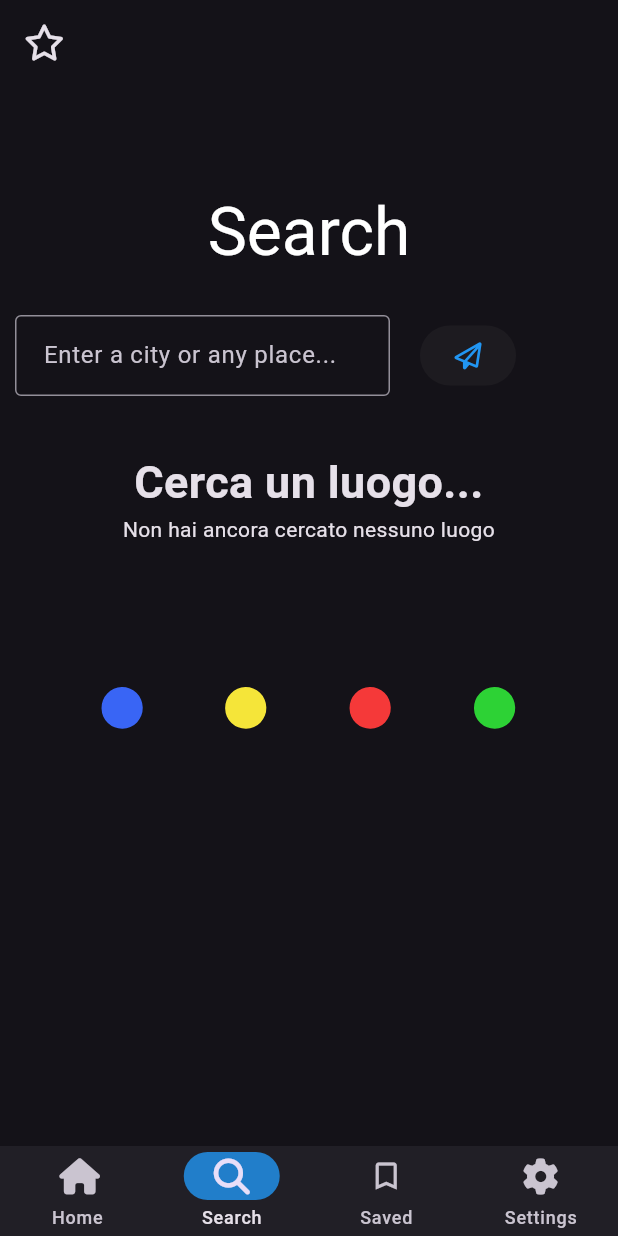
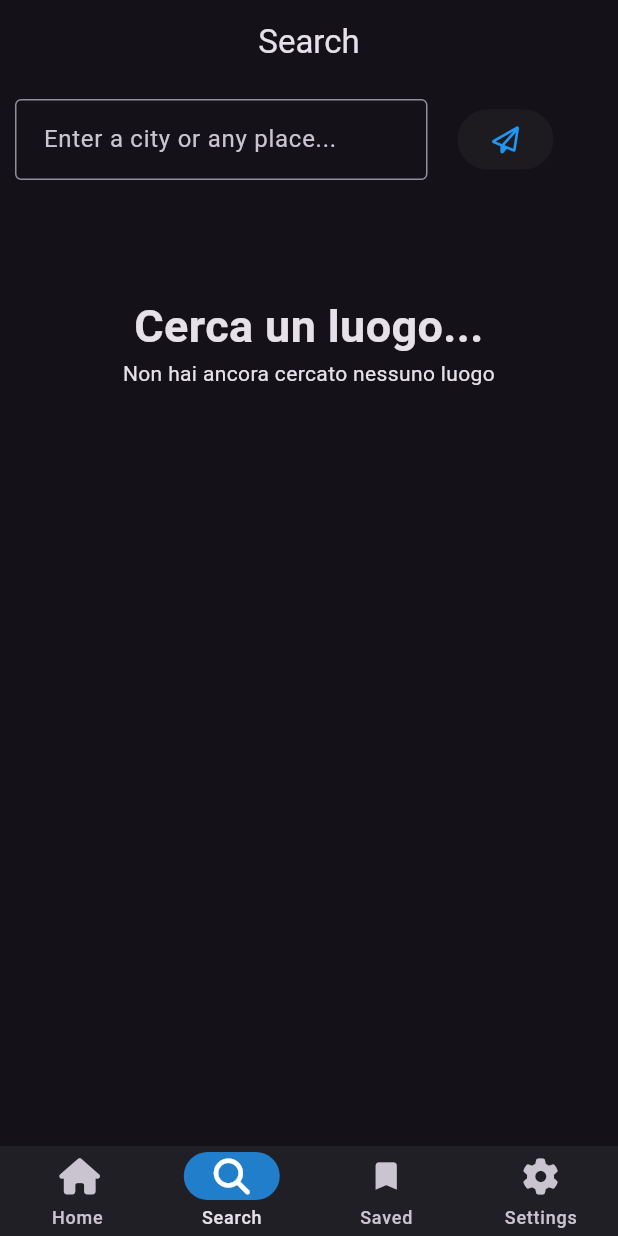
Before and after one commit to marco0019/weather, a Flutter app: the screen it shows after launch, on a phone screen of 412 x 824 dp. Run offline on Flutter 3.47's test engine with Material 2 defaults, Android fonts, the phone set to English and light mode, and no system bars; our stand-ins replace fl_chart, flutter_dotenv, font_awesome_flutter, lottie, percent_indicator, sqflite; missing offline and left inert: country_icons; accounts and stored records are empty.

Commit message:
Posti si possono salvare

```diff
--- a/lib/components/bottom_navigation_bar.dart
+++ b/lib/components/bottom_navigation_bar.dart
@@ -9,6 +9,28 @@ class BottomCustomBar extends StatelessWidget {
   Widget build(BuildContext context) {
     final menu = context.watch<MenuProvider>();
     final weather = context.watch<WeatherProvider>();
+    var tabs = [
+      {
+        'title': 'Home',
+        'icon': FontAwesomeIcons.house,
+        'selectedIcon': FontAwesomeIcons.house,
+      },
+      {
+        'title': 'Search',
+        'icon': FontAwesomeIcons.magnifyingGlass,
+        'selectedIcon': FontAwesomeIcons.magnifyingGlass,
+      },
+      {
+        'title': 'Saved',
+        'icon': Icons.bookmark,
+        'selectedIcon': Icons.bookmark_border,
+      },
+      {
+        'title': 'Settings',
+        'icon': FontAwesomeIcons.gear,
+        'selectedIcon': FontAwesomeIcons.gear
+      },
+    ];
     return NavigationBar(
       animationDuration: const Duration(milliseconds: 400),
       height: 60,
@@ -23,25 +45,14 @@ class BottomCustomBar extends StatelessWidget {
         }
       },
       selectedIndex: menu.currentIndex,
-      destinations: const [
-        NavigationDestination(
-          icon: Icon(FontAwesomeIcons.house),
-          label: 'Home',
-        ),
-        NavigationDestination(
-          icon: Icon(FontAwesomeIcons.magnifyingGlass),
-          label: 'Search',
-        ),
-        NavigationDestination(
-          selectedIcon: Icon(Icons.bookmark),
-          icon: Icon(Icons.bookmark_border),
-          label: 'Saved',
-        ),
-        NavigationDestination(
-          selectedIcon: Icon(FontAwesomeIcons.gear),
-          icon: Icon(FontAwesomeIcons.gear),
-          label: 'Settings',
-        ),
+      destinations: [
+        for (int i = 0; i < tabs.length; i++)
+          NavigationDestination(
+            icon: Icon(tabs[i]['icon'] as IconData),
+            selectedIcon:
+                Icon(tabs[i]['icon'] as IconData, color: Colors.white),
+            label: tabs[i]['title'] as String,
+          ),
       ],
     );
   }
--- a/lib/components/city_card.dart
+++ b/lib/components/city_card.dart
@@ -29,10 +29,10 @@ class CityCard extends StatelessWidget {
         onTap: () {
           LocalStorage.insertData('Recently',
               place: place,
-              country: country,
+              country: countryCode,
               longitude: lon,
               latitude: lat,
-              once: true);
+              once: false);
           weather.setData(ti: place, cCode: countryCode, lat: lat, lon: lon);
           menu.setIndex(0);
         },
--- a/lib/components/init.dart
+++ b/lib/components/init.dart
@@ -8,6 +8,5 @@ export 'daily/current_day.dart';
 export 'daily/daily_list_horizontal.dart';
 export 'hourly/hourly_list.dart';
 export 'change_theme.dart';
-export 'save_weather.dart';
 export 'random_loading.dart';
 export 'bottom_navigation_bar.dart';
--- a/lib/components/random_loading.dart
+++ b/lib/components/random_loading.dart
@@ -16,7 +16,7 @@ class RandomLoading extends StatelessWidget {
             style: const TextStyle(fontSize: 30, fontWeight: FontWeight.bold),
             textAlign: TextAlign.center),
         Text(description, textAlign: TextAlign.center),
-        Lottie.asset(GLOBAL.GET_RANDOM_LOADING_ANIMATION()),
+        //Lottie.asset(GLOBAL.GET_RANDOM_LOADING_ANIMATION()),
       ]));
 }
 /*
--- a/lib/pages/frame.dart
+++ b/lib/pages/frame.dart
@@ -19,7 +19,7 @@ class _FrameState extends State<Frame> {
     final List<Widget> pages = [
       const Home(),
       SearchPlace(wp: weather),
-      const PlacesSaved(),
+      PlacesSaved(wp: weather),
       const Settings()
     ];
     return DefaultTabController(
--- a/lib/pages/tabs/home.dart
+++ b/lib/pages/tabs/home.dart
@@ -34,7 +34,7 @@ class Home extends StatelessWidget {
                                   'PlaceSaved',
                                   once: false,
                                   place: weather.title,
-                                  country: 'country',
+                                  country: weather.countryCode,
                                   longitude: weather.longitude!,
                                   latitude: weather.latitude!),
                               icon: Icon(LocalStorage.contains(
@@ -153,7 +153,7 @@ class Home extends StatelessWidget {
                   } else if (snapshot.hasError) {
                     return Center(child: Text('${snapshot.error}'));
                   }
-                  return Lottie.asset(GLOBAL.GET_RANDOM_LOADING_ANIMATION());
+                  return const LinearProgressIndicator();
                 });
           } else if (snapshot.hasError) {
             return Center(child: Text('${snapshot.error}'));
--- a/lib/pages/tabs/search_place.dart
+++ b/lib/pages/tabs/search_place.dart
@@ -35,6 +35,7 @@ class _SearchPlaceState extends State<SearchPlace> {
   @override
   void initState() {
     super.initState();
+    widget.wp.setRecentlyPlaces();
     /*_controller.addListener(() {
       if (_controller.text != '') setList(city: _controller.text);
     });*/
@@ -49,27 +50,14 @@ class _SearchPlaceState extends State<SearchPlace> {
   @override
   Widget build(BuildContext context) {
     return Scaffold(
+        appBar: AppBar(centerTitle: true, title: const Text('Search')),
         body: CustomScrollView(slivers: [
-      SliverAppBar(
-        leading: IconButton(
-            onPressed: () => {}, icon: const Icon(FontAwesomeIcons.star)),
-        centerTitle: true,
-        pinned: true,
-        expandedHeight: 200,
-        flexibleSpace: FlexibleSpaceBar(
-            centerTitle: true,
-            expandedTitleScale: 2,
-            title: Text(
-              'Search',
-              style: TextStyle(color: Theme.of(context).primaryColorLight),
-            )),
-      ),
           SliverToBoxAdapter(
             child: Padding(
                 padding: const EdgeInsets.all(10),
                 child: Row(children: [
                   SizedBox(
-                width: 250,
+                    width: 275,
                     child: TextFormField(
                       controller: _controller,
                       cursorColor: Theme.of(context).primaryColor,
@@ -78,11 +66,11 @@ class _SearchPlaceState extends State<SearchPlace> {
                         fillColor: Theme.of(context).primaryColor,
                         focusColor: Theme.of(context).primaryColor,
                         focusedBorder: OutlineInputBorder(
-                        borderSide:
-                            BorderSide(color: Theme.of(context).primaryColor)),
+                            borderSide: BorderSide(
+                                color: Theme.of(context).primaryColor)),
                         border: OutlineInputBorder(
-                        borderSide:
-                            BorderSide(color: Theme.of(context).primaryColor)),
+                            borderSide: BorderSide(
+                                color: Theme.of(context).primaryColor)),
                         contentPadding: const EdgeInsets.all(15),
                       ),
                       validator: (value) {
@@ -102,8 +90,8 @@ class _SearchPlaceState extends State<SearchPlace> {
                               const MaterialStatePropertyAll(EdgeInsets.all(0)),
                           overlayColor: MaterialStatePropertyAll(
                               Theme.of(context).primaryColor.withOpacity(.1)),
-                      shadowColor:
-                          const MaterialStatePropertyAll(Colors.transparent),
+                          shadowColor: const MaterialStatePropertyAll(
+                              Colors.transparent),
                           foregroundColor: MaterialStatePropertyAll(
                               Theme.of(context).primaryColor)),
                       onPressed: () => _controller.text == ''
@@ -115,15 +103,20 @@ class _SearchPlaceState extends State<SearchPlace> {
           const SliverToBoxAdapter(child: SizedBox(height: 16.0)),
           SliverToBoxAdapter(
             child: FutureBuilder(
-            future: LocalStorage.getItems('Recently'),
+                future: widget.wp.recentlyPlace,
                 builder: (context, snapshot) {
                   if (snapshot.hasData) {
-                return Row(
-                    //scrollDirection: Axis.horizontal,
+                    return Container(
+                      //color: Colors.green,
+                      height: 40,
+                      //width: 200,
+                      child: ListView(
+                          scrollDirection: Axis.horizontal,
                           children: [
                             for (final item in snapshot.data!)
                               RecentlyCard(data: item)
-                    ]);
+                          ]),
+                    );
                   } else if (snapshot.hasError) {
                     return const Text('errpre');
                   } else {
@@ -147,7 +140,8 @@ class _SearchPlaceState extends State<SearchPlace> {
               ),
             )
           else if (cities['results'] != null)
-        for (Map<String, dynamic> city in cities['results'] as List<dynamic>)
+            for (Map<String, dynamic> city
+                in cities['results'] as List<dynamic>)
               SliverToBoxAdapter(
                 child: CityCard(
                     timezone: city['timezone'],
@@ -158,7 +152,8 @@ class _SearchPlaceState extends State<SearchPlace> {
                     lon: city['longitude']),
               )
           else
-        const Center(child: Text('No results', style: TextStyle(fontSize: 30))),
+            const Center(
+                child: Text('No results', style: TextStyle(fontSize: 30))),
           const SliverToBoxAdapter(child: SizedBox(height: 80))
         ]));
   }
--- a/lib/providers/weather_provider.dart
+++ b/lib/providers/weather_provider.dart
@@ -1,6 +1,7 @@
 import 'dart:convert';
 import 'package:flutter/services.dart';
 import 'package:flutter/material.dart';
+import 'package:weather/providers/local_storage.dart';
 import '../utils/dependencies.dart';
 
 class WeatherProvider with ChangeNotifier {
@@ -9,6 +10,8 @@ class WeatherProvider with ChangeNotifier {
   double? latitude;
   double? longitude;
   late Future<Map<String, dynamic>> weather;
+  late Future<List<Map<String, dynamic>>> recentlyPlace;
+  late Future<List<Map<String, dynamic>>> savedPlaces;
 
   void setData(
       {required String ti,
@@ -19,6 +22,16 @@ class WeatherProvider with ChangeNotifier {
     countryCode = cCode;
     latitude = lat;
     longitude = lon;
+    notifyListeners();
+  }
+
+  void setRecentlyPlaces() {
+    recentlyPlace = LocalStorage.getItems('Recently');
+    notifyListeners();
+  }
+
+  void setSavedPlaces() {
+    savedPlaces = LocalStorage.getItems('PlaceSaved');
     notifyListeners();
   }
 
```
Also changed, not shown: lib/components/recently_place.dart (+15 -3 lines), lib/components/save_weather.dart (deleted, +0 -58 lines), lib/components/saved_place_card.dart (added, +39 -0 lines), lib/components/segmented_button.dart (+5 -3 lines), lib/pages/tabs/places_saved.dart (+13 -3 lines), lib/providers/local_storage.dart (+8 -4 lines). Lines whose indentation alone changed are shown as unchanged.
